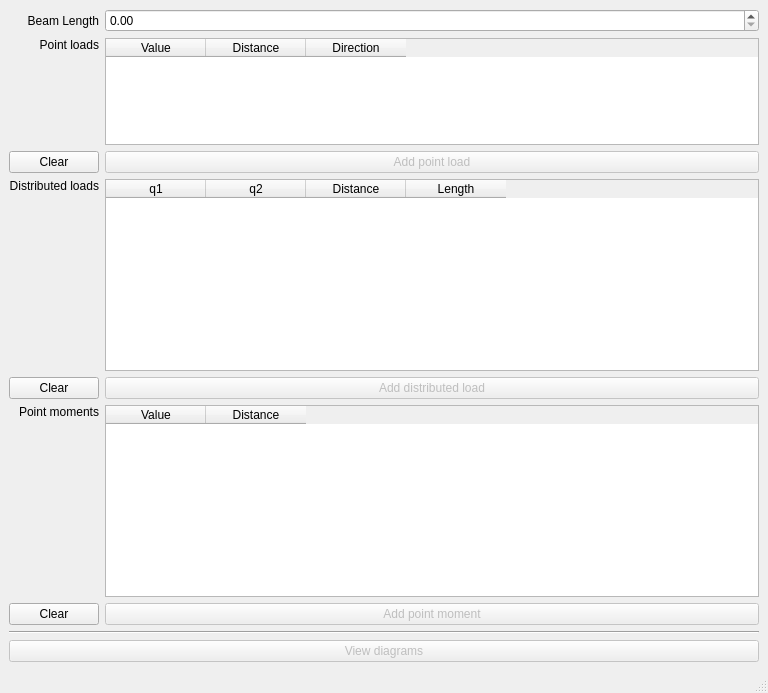
Qt form mainwindow.ui (emanuelemaz/easydiagui) before a commit.
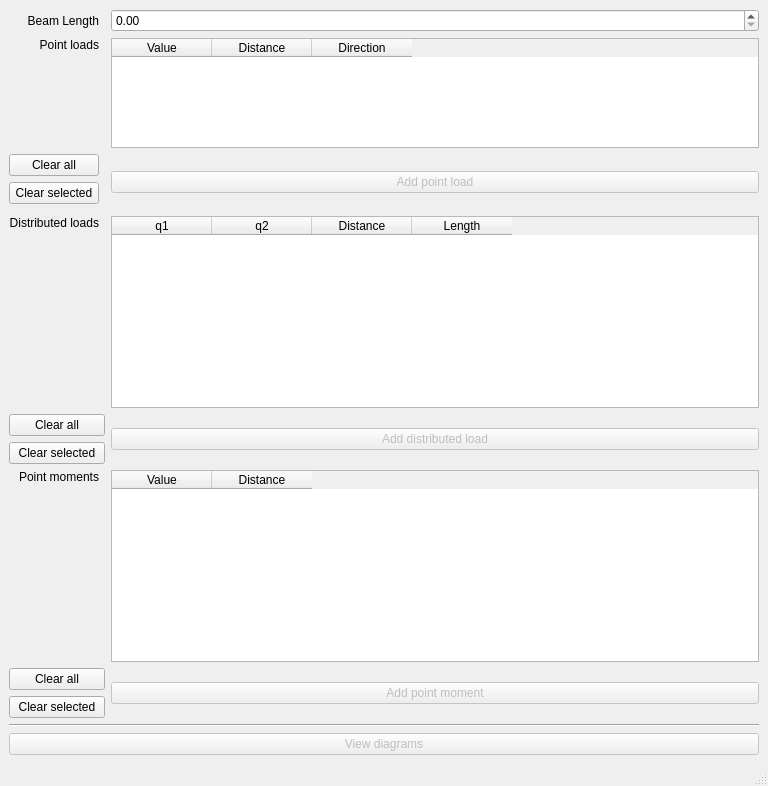
The same form after that commit.

```diff
--- a/mainwindow.ui
+++ b/mainwindow.ui
@@ -7,7 +7,7 @@
     <x>0</x>
     <y>0</y>
     <width>768</width>
-    <height>693</height>
+    <height>786</height>
    </rect>
   </property>
   <property name="minimumSize">
@@ -21,73 +21,37 @@
   </property>
   <widget class="QWidget" name="centralwidget">
    <layout class="QGridLayout" name="gridLayout">
-    <item row="0" column="0">
-     <widget class="QLabel" name="beamLabel">
+    <item row="2" column="0">
+     <widget class="QLabel" name="pointLoadsLabel">
       <property name="text">
-       <string>Beam Length</string>
-      </property>
-      <property name="alignment">
-       <set>Qt::AlignRight|Qt::AlignTrailing|Qt::AlignVCenter</set>
-      </property>
-     </widget>
-    </item>
-    <item row="6" column="1">
-     <widget class="QTableWidget" name="distributedLoadsTbl">
-      <property name="frameShadow">
-       <enum>QFrame::Plain</enum>
-      </property>
-      <property name="editTriggers">
-       <set>QAbstractItemView::NoEditTriggers</set>
-      </property>
-      <property name="alternatingRowColors">
-       <bool>true</bool>
-      </property>
-      <property name="selectionMode">
-       <enum>QAbstractItemView::SingleSelection</enum>
-      </property>
-      <column>
-       <property name="text">
-        <string>q1</string>
-       </property>
-      </column>
-      <column>
-       <property name="text">
-        <string>q2</string>
-       </property>
-      </column>
-      <column>
-       <property name="text">
-        <string>Distance</string>
-       </property>
-      </column>
-      <column>
-       <property name="text">
-        <string>Length</string>
-       </property>
-      </column>
-     </widget>
-    </item>
-    <item row="10" column="0">
-     <widget class="QLabel" name="pointMomentsLabel">
-      <property name="text">
-       <string>Point moments</string>
+       <string>Point loads</string>
       </property>
       <property name="alignment">
        <set>Qt::AlignRight|Qt::AlignTop|Qt::AlignTrailing</set>
       </property>
      </widget>
     </item>
-    <item row="0" column="1">
-     <widget class="QDoubleSpinBox" name="beamSpinBox">
-      <property name="locale">
-       <locale language="English" country="UnitedStates"/>
+    <item row="7" column="2" rowspan="2">
+     <widget class="QPushButton" name="distributedLoadBtn">
+      <property name="enabled">
+       <bool>false</bool>
       </property>
-      <property name="keyboardTracking">
-       <bool>true</bool>
+      <property name="text">
+       <string>Add distributed load</string>
       </property>
      </widget>
     </item>
-    <item row="2" column="1">
+    <item row="14" column="0" colspan="3">
+     <widget class="QPushButton" name="diagBtn">
+      <property name="enabled">
+       <bool>false</bool>
+      </property>
+      <property name="text">
+       <string>View diagrams</string>
+      </property>
+     </widget>
+    </item>
+    <item row="2" column="2">
      <widget class="QTableWidget" name="pointLoadsTbl">
       <property name="frameShadow">
        <enum>QFrame::Plain</enum>
@@ -124,17 +88,14 @@
       </column>
      </widget>
     </item>
-    <item row="2" column="0">
-     <widget class="QLabel" name="pointLoadsLabel">
+    <item row="3" column="0">
+     <widget class="QPushButton" name="clrPl">
       <property name="text">
-       <string>Point loads</string>
-      </property>
-      <property name="alignment">
-       <set>Qt::AlignRight|Qt::AlignTop|Qt::AlignTrailing</set>
+       <string>Clear all</string>
       </property>
      </widget>
     </item>
-    <item row="10" column="1">
+    <item row="10" column="2">
      <widget class="QTableWidget" name="pointMomentsTbl">
       <property name="frameShadow">
        <enum>QFrame::Plain</enum>
@@ -160,17 +121,43 @@
       </column>
      </widget>
     </item>
-    <item row="13" column="0" colspan="2">
-     <widget class="QPushButton" name="diagBtn">
-      <property name="enabled">
-       <bool>false</bool>
+    <item row="6" column="2">
+     <widget class="QTableWidget" name="distributedLoadsTbl">
+      <property name="frameShadow">
+       <enum>QFrame::Plain</enum>
       </property>
-      <property name="text">
-       <string>View diagrams</string>
+      <property name="editTriggers">
+       <set>QAbstractItemView::NoEditTriggers</set>
       </property>
+      <property name="alternatingRowColors">
+       <bool>true</bool>
+      </property>
+      <property name="selectionMode">
+       <enum>QAbstractItemView::SingleSelection</enum>
+      </property>
+      <column>
+       <property name="text">
+        <string>q1</string>
+       </property>
+      </column>
+      <column>
+       <property name="text">
+        <string>q2</string>
+       </property>
+      </column>
+      <column>
+       <property name="text">
+        <string>Distance</string>
+       </property>
+      </column>
+      <column>
+       <property name="text">
+        <string>Length</string>
+       </property>
+      </column>
      </widget>
     </item>
-    <item row="12" column="0" colspan="2">
+    <item row="13" column="0" colspan="3">
      <widget class="Line" name="line">
       <property name="orientation">
        <enum>Qt::Horizontal</enum>
@@ -187,7 +174,51 @@
       </property>
      </widget>
     </item>
-    <item row="11" column="1">
+    <item row="10" column="0">
+     <widget class="QLabel" name="pointMomentsLabel">
+      <property name="text">
+       <string>Point moments</string>
+      </property>
+      <property name="alignment">
+       <set>Qt::AlignRight|Qt::AlignTop|Qt::AlignTrailing</set>
+      </property>
+     </widget>
+    </item>
+    <item row="7" column="0" colspan="2">
+     <widget class="QPushButton" name="clrDl">
+      <property name="text">
+       <string>Clear all</string>
+      </property>
+     </widget>
+    </item>
+    <item row="0" column="0">
+     <widget class="QLabel" name="beamLabel">
+      <property name="text">
+       <string>Beam Length</string>
+      </property>
+      <property name="alignment">
+       <set>Qt::AlignRight|Qt::AlignTrailing|Qt::AlignVCenter</set>
+      </property>
+     </widget>
+    </item>
+    <item row="0" column="2">
+     <widget class="QDoubleSpinBox" name="beamSpinBox">
+      <property name="locale">
+       <locale language="English" country="UnitedStates"/>
+      </property>
+      <property name="keyboardTracking">
+       <bool>true</bool>
+      </property>
+     </widget>
+    </item>
+    <item row="8" column="0" colspan="2">
+     <widget class="QPushButton" name="clrDlSel">
+      <property name="text">
+       <string>Clear selected</string>
+      </property>
+     </widget>
+    </item>
+    <item row="11" column="2" rowspan="2">
      <widget class="QPushButton" name="pointMomentBtn">
       <property name="enabled">
        <bool>false</bool>
@@ -197,17 +228,28 @@
       </property>
      </widget>
     </item>
-    <item row="7" column="1">
-     <widget class="QPushButton" name="distributedLoadBtn">
-      <property name="enabled">
-       <bool>false</bool>
+    <item row="11" column="0" colspan="2">
+     <widget class="QPushButton" name="clrPm">
+      <property name="text">
+       <string>Clear all</string>
       </property>
+     </widget>
+    </item>
+    <item row="12" column="0" colspan="2">
+     <widget class="QPushButton" name="clrPmSel">
       <property name="text">
-       <string>Add distributed load</string>
+       <string>Clear selected</string>
       </property>
      </widget>
     </item>
-    <item row="3" column="1">
+    <item row="4" column="0">
+     <widget class="QPushButton" name="clrPlSel">
+      <property name="text">
+       <string>Clear selected</string>
+      </property>
+     </widget>
+    </item>
+    <item row="3" column="2" rowspan="3">
      <widget class="QPushButton" name="pointLoadBtn">
       <property name="enabled">
        <bool>false</bool>
@@ -217,27 +259,6 @@
       </property>
      </widget>
     </item>
-    <item row="3" column="0">
-     <widget class="QPushButton" name="clrPl">
-      <property name="text">
-       <string>Clear</string>
-      </property>
-     </widget>
-    </item>
-    <item row="7" column="0">
-     <widget class="QPushButton" name="clrDl">
-      <property name="text">
-       <string>Clear</string>
-      </property>
-     </widget>
-    </item>
-    <item row="11" column="0">
-     <widget class="QPushButton" name="clrPm">
-      <property name="text">
-       <string>Clear</string>
-      </property>
-     </widget>
-    </item>
    </layout>
   </widget>
   <widget class="QMenuBar" name="menubar">
```
